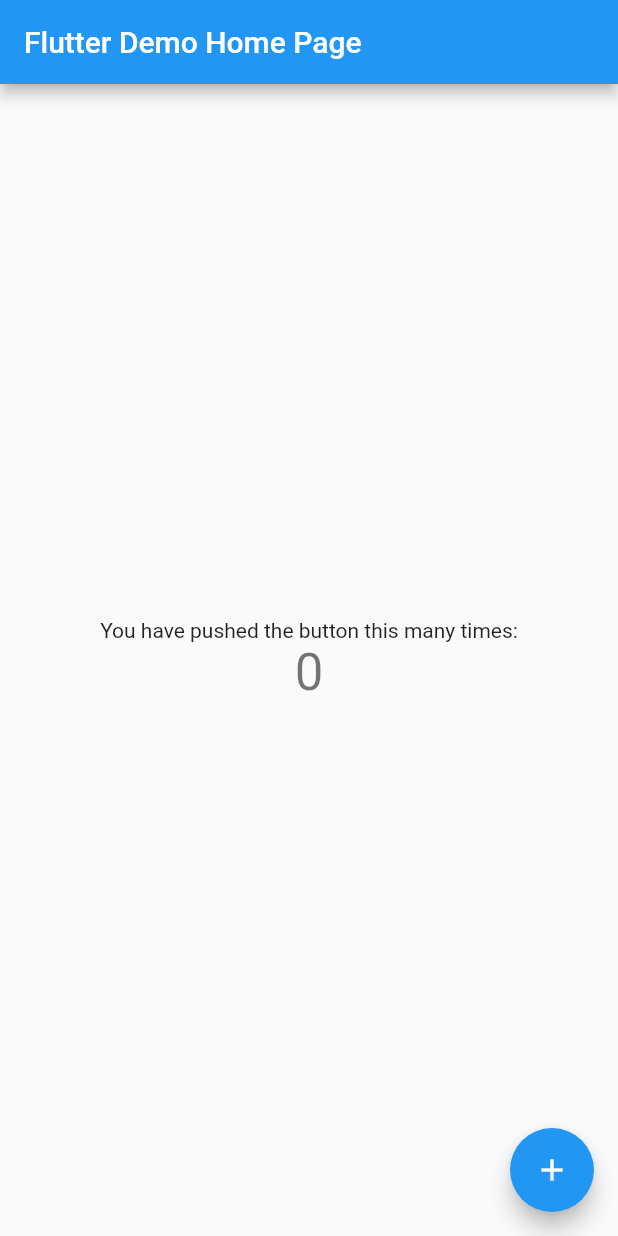
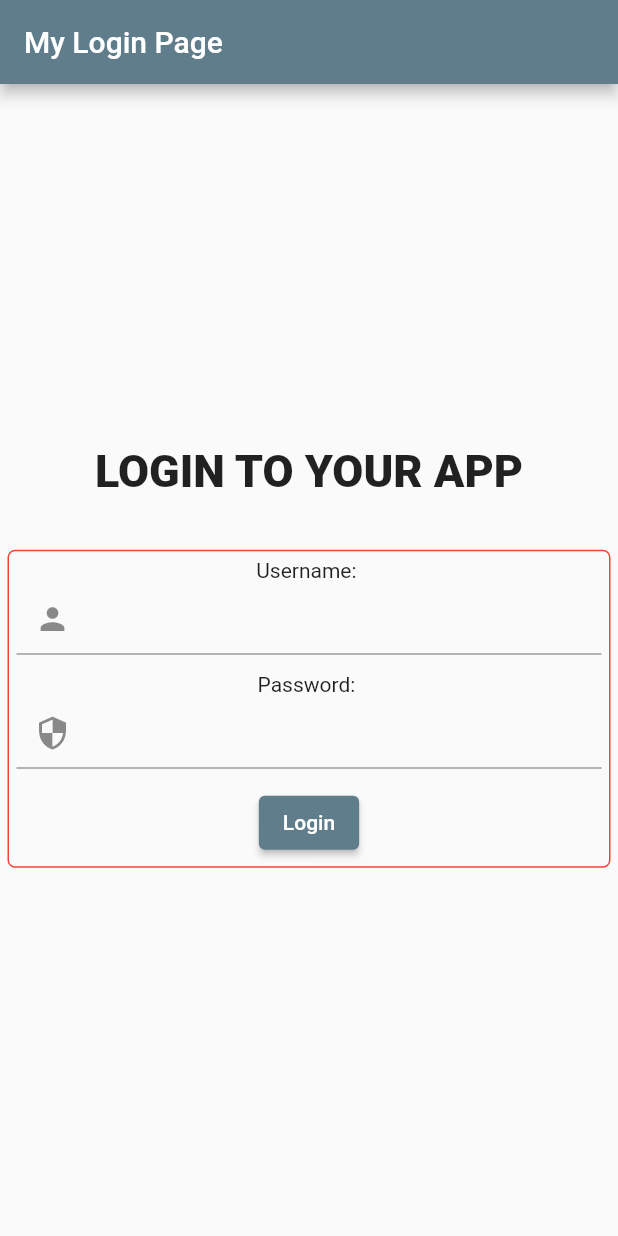
Before and after one commit to Tracy0708/Assignment_2, a Flutter app: the screen it shows after launch, on a phone screen of 412 x 824 dp. Run offline on Flutter 3.47's test engine with Material 2 defaults, Android fonts, the phone set to English and light mode, and no system bars; our stand-ins replace firebase_core; accounts and stored records are empty.

Commit message:
third commit

```diff
--- /dev/null
+++ b/lib/home.dart
@@ -0,0 +1,20 @@
+import 'package:flutter/material.dart';
+
+class Home extends StatelessWidget {
+  const Home({Key? key}) : super(key: key);
+  @override
+  Widget build(BuildContext context) {
+    return Scaffold(
+        appBar: AppBar(
+          title: const Text("My Home Page"),
+        ),
+        body: Container(
+          decoration: const BoxDecoration(color: Colors.amber),
+          child: const Center(
+
+            child: Text("Welcome to home page",
+                style: TextStyle(fontWeight: FontWeight.w900, fontSize: 30)),
+          ),
+        ));
+  }
+}
--- a/lib/main.dart
+++ b/lib/main.dart
@@ -1,5 +1,6 @@
 import 'package:flutter/material.dart';
 import 'package:firebase_core/firebase_core.dart';
+import 'package:assignment1/home.dart';
 
 Future<void> main() async {
   WidgetsFlutterBinding.ensureInitialized();
@@ -8,111 +9,79 @@ Future<void> main() async {
 }
 
 class MyApp extends StatelessWidget {
-  const MyApp({super.key});
+  const MyApp({Key? key}) : super(key: key);
 
   // This widget is the root of your application.
   @override
   Widget build(BuildContext context) {
     return MaterialApp(
       title: 'Flutter Demo',
+      debugShowCheckedModeBanner: false,
       theme: ThemeData(
-        // This is the theme of your application.
-        //
-        // Try running your application with "flutter run". You'll see the
-        // application has a blue toolbar. Then, without quitting the app, try
-        // changing the primarySwatch below to Colors.green and then invoke
-        // "hot reload" (press "r" in the console where you ran "flutter run",
-        // or simply save your changes to "hot reload" in a Flutter IDE).
-        // Notice that the counter didn't reset back to zero; the application
-        // is not restarted.
-        primarySwatch: Colors.blue,
+        primarySwatch: Colors.blueGrey,
       ),
-      home: const MyHomePage(title: 'Flutter Demo Home Page'),
+      home: const MyLoginPage(title: 'My Login Page',)
     );
   }
 }
 
-class MyHomePage extends StatefulWidget {
-  const MyHomePage({super.key, required this.title});
-
-  // This widget is the home page of your application. It is stateful, meaning
-  // that it has a State object (defined below) that contains fields that affect
-  // how it looks.
-
-  // This class is the configuration for the state. It holds the values (in this
-  // case the title) provided by the parent (in this case the App widget) and
-  // used by the build method of the State. Fields in a Widget subclass are
-  // always marked "final".
-
+class MyLoginPage extends StatefulWidget {
+  const MyLoginPage({Key? key, required this.title}) : super(key: key);
   final String title;
 
   @override
-  State<MyHomePage> createState() => _MyHomePageState();
+  State<MyLoginPage> createState() => _MyLoginPageState();
 }
 
-class _MyHomePageState extends State<MyHomePage> {
-  int _counter = 0;
-
-  void _incrementCounter() {
-    setState(() {
-      // This call to setState tells the Flutter framework that something has
-      // changed in this State, which causes it to rerun the build method below
-      // so that the display can reflect the updated values. If we changed
-      // _counter without calling setState(), then the build method would not be
-      // called again, and so nothing would appear to happen.
-      _counter++;
-    });
-  }
-
+class _MyLoginPageState extends State<MyLoginPage> {
   @override
   Widget build(BuildContext context) {
-    // This method is rerun every time setState is called, for instance as done
-    // by the _incrementCounter method above.
-    //
-    // The Flutter framework has been optimized to make rerunning build methods
-    // fast, so that you can just rebuild anything that needs updating rather
-    // than having to individually change instances of widgets.
     return Scaffold(
       appBar: AppBar(
-        // Here we take the value from the MyHomePage object that was created by
-        // the App.build method, and use it to set our appbar title.
         title: Text(widget.title),
       ),
-      body: Center(
-        // Center is a layout widget. It takes a single child and positions it
-        // in the middle of the parent.
-        child: Column(
-          // Column is also a layout widget. It takes a list of children and
-          // arranges them vertically. By default, it sizes itself to fit its
-          // children horizontally, and tries to be as tall as its parent.
-          //
-          // Invoke "debug painting" (press "p" in the console, choose the
-          // "Toggle Debug Paint" action from the Flutter Inspector in Android
-          // Studio, or the "Toggle Debug Paint" command in Visual Studio Code)
-          // to see the wireframe for each widget.
-          //
-          // Column has various properties to control how it sizes itself and
-          // how it positions its children. Here we use mainAxisAlignment to
-          // center the children vertically; the main axis here is the vertical
-          // axis because Columns are vertical (the cross axis would be
-          // horizontal).
-          mainAxisAlignment: MainAxisAlignment.center,
-          children: <Widget>[
-            const Text(
-              'You have pushed the button this many times:',
-            ),
-            Text(
-              '$_counter',
-              style: Theme.of(context).textTheme.headline4,
-            ),
-          ],
-        ),
+      body: Column(
+        mainAxisAlignment: MainAxisAlignment.center,
+        children: [
+          const Text('LOGIN TO YOUR APP',
+              style: TextStyle(fontWeight: FontWeight.w900, fontSize: 30)),
+          const SizedBox(height: 30),
+          Container(
+            margin: const EdgeInsets.all(5.0),//outer
+            padding: const EdgeInsets.all(5.0),//inner
+            decoration: BoxDecoration(
+                border: Border.all(color: Colors.red),
+                borderRadius: BorderRadius.circular(5.0)),
+            child:
+                Column(
+                  mainAxisAlignment: MainAxisAlignment.center,
+                  children: [
+
+              const Text('Username: '),
+              const TextField(
+                  decoration: InputDecoration(prefixIcon: Icon(Icons.person))),
+
+
+              const SizedBox(height: 12),
+              const Text('Password: '),
+              const TextField(
+                  obscureText: true,
+                  decoration:
+                      InputDecoration(prefixIcon: Icon(Icons.security))),
+              const SizedBox(height: 12),
+              ElevatedButton(
+                  onPressed: () {
+                    Navigator.push(
+                        context,
+                        MaterialPageRoute(
+                          builder: (context) => const Home(),
+                        ));
+                  },
+                  child: const Text('Login')),
+            ]),
+          ),
+        ],
       ),
-      floatingActionButton: FloatingActionButton(
-        onPressed: _incrementCounter,
-        tooltip: 'Increment',
-        child: const Icon(Icons.add),
-      ), // This trailing comma makes auto-formatting nicer for build methods.
     );
   }
 }
```
